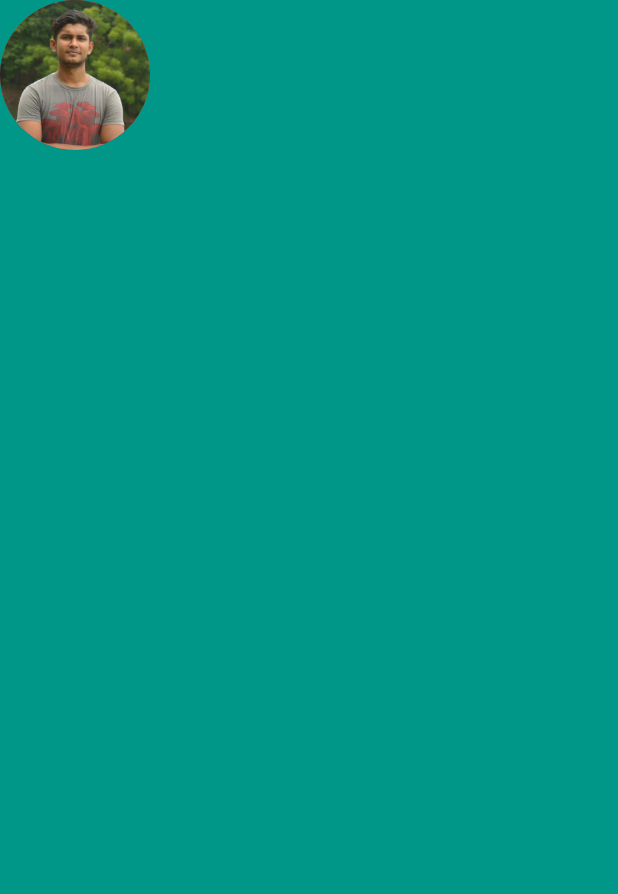
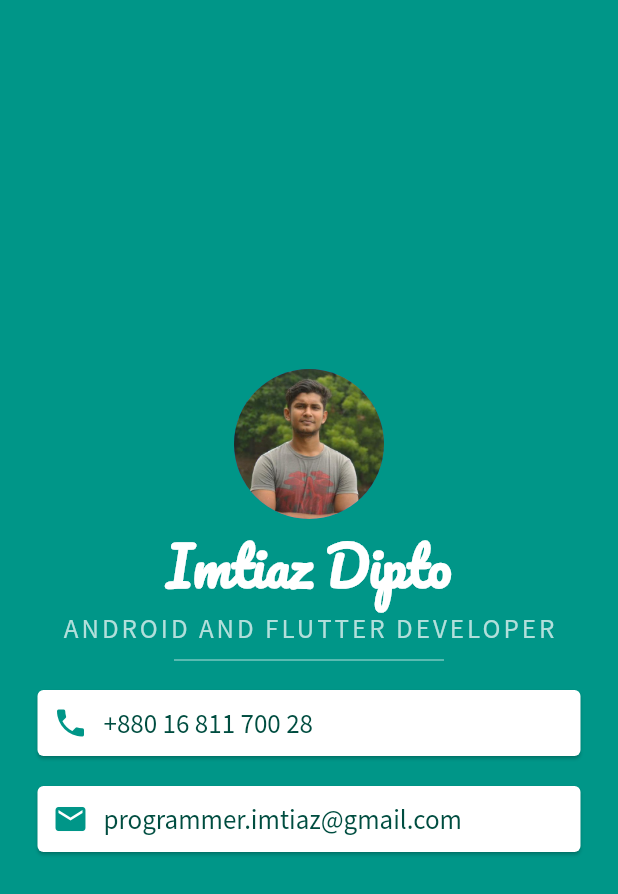
Before and after one commit to ImtiazDipto01/flutter-ui-profileapp, a Flutter app: the screen it shows after launch, on a phone screen of 412 x 824 dp. Shown: the top 894 px of the screen. Run offline on Flutter 3.47's test engine with Material 2 defaults, Android fonts, the phone set to English and light mode, and no system bars.

Commit message:
ADD- profile card ui design done

```diff
--- a/lib/main.dart
+++ b/lib/main.dart
@@ -1,7 +1,7 @@
 import 'package:flutter/material.dart';
 
 void main() {
-  runApp(MyProfile());
+  runApp(MyProfileWithCard());
 }
 
 class MyProfile extends StatelessWidget {
@@ -12,11 +12,179 @@ class MyProfile extends StatelessWidget {
           backgroundColor: Colors.teal,
           body: SafeArea(
             child: Column(
+              mainAxisAlignment: MainAxisAlignment.center,
               children: <Widget>[
                 CircleAvatar(
                   radius: 50.0,
-                  backgroundColor: Colors.red,
                   backgroundImage: AssetImage('images/profile_pic.jpg'),
+                ),
+                Text(
+                  'Imtiaz Dipto',
+                  style: TextStyle(
+                    fontFamily: 'Pacifico',
+                    fontSize: 35.0,
+                    color: Colors.white,
+                    fontWeight: FontWeight.bold,
+                  ),
+                ),
+                Text(
+                  'ANDROID AND FLUTTER DEVELOPER',
+                  style: TextStyle(
+                    fontFamily: 'SourceSansPro',
+                    fontSize: 18.0,
+                    color: Colors.teal[100],
+                    letterSpacing: 2.0,
+                  ),
+                ),
+                Container(
+                  color: Colors.white,
+                  padding: EdgeInsets.all(10.0),
+                  margin:
+                      EdgeInsets.symmetric(vertical: 10.0, horizontal: 25.0),
+                  child: Row(
+                    children: <Widget>[
+                      Icon(
+                        Icons.phone,
+                        color: Colors.teal,
+                      ),
+                      SizedBox(
+                        width: 10.0,
+                      ),
+                      Text(
+                        '+880 16 811 700 28',
+                        style: TextStyle(
+                          fontSize: 18.0,
+                          color: Colors.teal[900],
+                          fontFamily: 'SourceSansPro',
+                        ),
+                      ),
+                    ],
+                  ),
+                ),
+                Container(
+                  padding: EdgeInsets.all(10.0),
+                  margin:
+                      EdgeInsets.symmetric(vertical: 10.0, horizontal: 25.0),
+                  color: Colors.white,
+                  child: Row(
+                    children: <Widget>[
+                      Icon(
+                        Icons.email,
+                        color: Colors.teal,
+                      ),
+                      SizedBox(
+                        width: 10.0,
+                      ),
+                      Text(
+                        'programmer.imtiaz@gmail.com',
+                        style: TextStyle(
+                          color: Colors.teal.shade900,
+                          fontSize: 18.0,
+                          fontFamily: 'SourceSansPro',
+                        ),
+                      ),
+                    ],
+                  ),
+                ),
+              ],
+            ),
+          )),
+    );
+  }
+}
+
+class MyProfileWithCard extends StatelessWidget {
+  @override
+  Widget build(BuildContext context) {
+    return MaterialApp(
+      home: Scaffold(
+          backgroundColor: Colors.teal,
+          body: SafeArea(
+            child: Column(
+              mainAxisAlignment: MainAxisAlignment.center,
+              children: <Widget>[
+                CircleAvatar(
+                  radius: 50.0,
+                  backgroundImage: AssetImage('images/profile_pic.jpg'),
+                ),
+                Text(
+                  'Imtiaz Dipto',
+                  style: TextStyle(
+                    fontFamily: 'Pacifico',
+                    fontSize: 35.0,
+                    color: Colors.white,
+                    fontWeight: FontWeight.bold,
+                  ),
+                ),
+                Text(
+                  'ANDROID AND FLUTTER DEVELOPER',
+                  style: TextStyle(
+                    fontFamily: 'SourceSansPro',
+                    fontSize: 18.0,
+                    color: Colors.teal[100],
+                    letterSpacing: 2.0,
+                  ),
+                ),
+                SizedBox(
+                  height: 20.0,
+                  width: 180.0,
+                  child: Divider(
+                    color: Colors.teal.shade100,
+                  ),
+                ),
+                Card(
+                  color: Colors.white,
+                  margin:
+                      EdgeInsets.symmetric(vertical: 10.0, horizontal: 25.0),
+                  child: Padding(
+                    padding: EdgeInsets.all(10.0),
+                    child: Row(
+                      children: <Widget>[
+                        Icon(
+                          Icons.phone,
+                          color: Colors.teal,
+                        ),
+                        SizedBox(
+                          width: 10.0,
+                        ),
+                        Text(
+                          '+880 16 811 700 28',
+                          style: TextStyle(
+                            fontSize: 18.0,
+                            color: Colors.teal[900],
+                            fontFamily: 'SourceSansPro',
+                          ),
+                        ),
+                      ],
+                    ),
+                  ),
+                ),
+                Card(
+                  margin:
+                      EdgeInsets.symmetric(vertical: 10.0, horizontal: 25.0),
+                  color: Colors.white,
+                  child: Padding(
+                    padding: EdgeInsets.all(10.0),
+                    child: Row(
+                      children: <Widget>[
+                        Icon(
+                          Icons.email,
+                          color: Colors.teal,
+                        ),
+                        SizedBox(
+                          width: 10.0,
+                        ),
+                        Text(
+                          'programmer.imtiaz@gmail.com',
+                          style: TextStyle(
+                            color: Colors.teal.shade900,
+                            fontSize: 18.0,
+                            fontFamily: 'SourceSansPro',
+                          ),
+                        ),
+                      ],
+                    ),
+                  ),
                 ),
               ],
             ),
```
Also changed, not shown: pubspec.yaml (+9 -1 lines), fonts/Pacifico-Regular.ttf (added), fonts/SourceSansPro-Regular.ttf (added).
